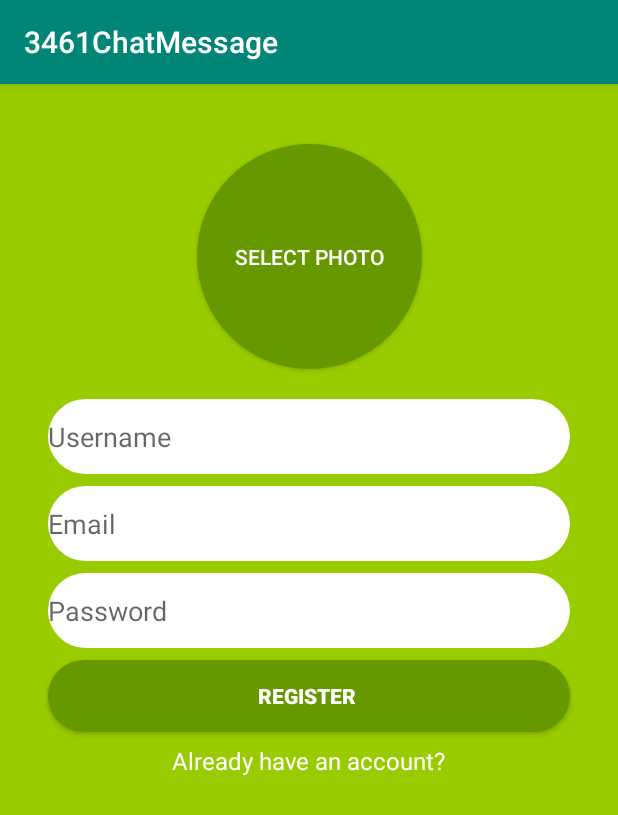
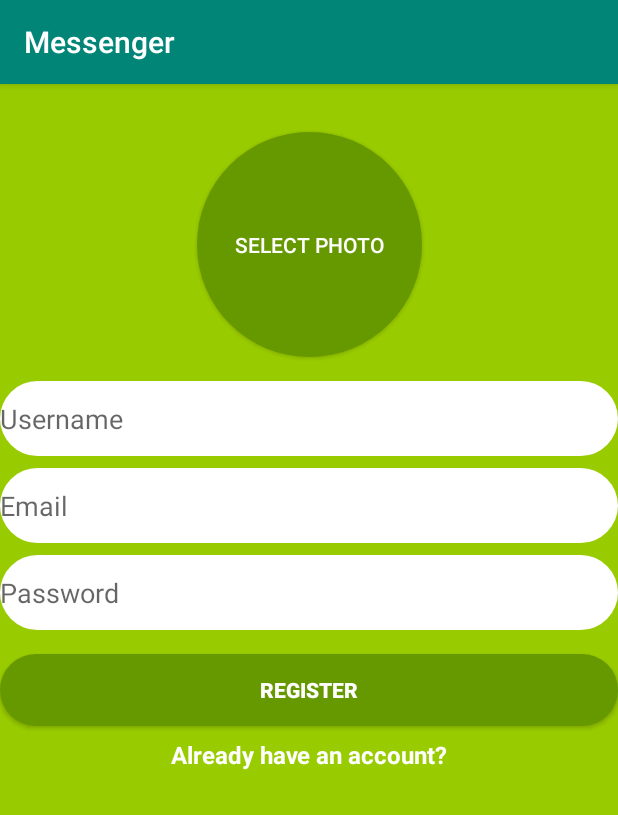
Before and after one commit to erinabila/ChitchatApp, an Android app: the screen it shows after launch (RegisterActivity), on a phone screen of 412 x 824 dp. Shown: the top 815 px of the screen. Run offline under Robolectric (Android 15) with nearby library versions, the phone set to English and light mode, and no system bars; our stand-ins replace CircleImageView, Firebase (no records; nobody signed in at launch, a user with empty details on screens opened directly); libraries missing offline, so code that uses them is left out: com.xwray.groupie; 2 statements that could not run were skipped.

Commit message:
update gradle

```diff
--- a/app/src/main/AndroidManifest.xml
+++ b/app/src/main/AndroidManifest.xml
@@ -5,7 +5,7 @@
     <application
         android:allowBackup="true"
         android:icon="@mipmap/ic_launcher"
-        android:label="@string/app_name"
+        android:label="Messenger"
         android:roundIcon="@mipmap/ic_launcher_round"
         android:supportsRtl="true"
         android:theme="@style/AppTheme">
@@ -15,7 +15,7 @@
                 <category android:name="android.intent.category.LAUNCHER" />
             </intent-filter>
         </activity>
-        <activity android:name=".RegisterActivity"/>
+        <activity android:name=".registerlogin.RegisterActivity"/>
         <activity android:name=".LoginActivity"/>
         <activity android:name=".ProfileActivity"/>
         <activity android:name=".registerlogin.MyProfileActivity"/>
--- a/app/src/main/java/com/example/a3461chatmessage/messages/ChatLogActivity.kt
+++ b/app/src/main/java/com/example/a3461chatmessage/messages/ChatLogActivity.kt
@@ -6,20 +6,16 @@ import android.os.Bundle
 import android.util.Log
 import android.view.Menu
 import android.view.MenuItem
+import com.example.a3461chatmessage.registerlogin.RegisterActivity
 import com.google.firebase.auth.FirebaseAuth
 import com.google.firebase.database.ChildEventListener
 import com.google.firebase.database.DataSnapshot
 import com.google.firebase.database.DatabaseError
 import com.google.firebase.database.FirebaseDatabase
 import com.letsbuildthatapp.kotlinmessenger.models.ChatMessage
-import com.squareup.picasso.Picasso
 import com.xwray.groupie.GroupAdapter
-import com.xwray.groupie.Item
 import com.xwray.groupie.ViewHolder
 import kotlinx.android.synthetic.main.activity_chat_log_activitiy.*
-import kotlinx.android.synthetic.main.activity_new_message.*
-import kotlinx.android.synthetic.main.chat_from_row.view.*
-import kotlinx.android.synthetic.main.chat_to_row.view.*
 
 class ChatLogActivity : AppCompatActivity() {
 
--- a/app/src/main/java/com/example/a3461chatmessage/registerlogin/RegisterActivity.kt
+++ b/app/src/main/java/com/example/a3461chatmessage/registerlogin/RegisterActivity.kt
@@ -1,4 +1,4 @@
-package com.example.a3461chatmessage
+package com.example.a3461chatmessage.registerlogin
 
 import android.app.Activity
 import android.content.Intent
@@ -12,15 +12,15 @@ import com.google.firebase.auth.FirebaseAuth
 import com.google.firebase.database.FirebaseDatabase
 import com.google.firebase.storage.FirebaseStorage
 import com.example.a3461chatmessage.LatestMessagesActivity
+import com.example.a3461chatmessage.LoginActivity
 import com.example.a3461chatmessage.R
-import com.example.a3461chatmessage.User
 import kotlinx.android.synthetic.main.activity_main.*
 import java.util.*
 
 class RegisterActivity : AppCompatActivity() {
 
   companion object {
-    val TAG = "RegisterActivity"
+    const val TAG = "RegisterActivity"
   }
 
   override fun onCreate(savedInstanceState: Bundle?) {
@@ -43,18 +43,23 @@ class RegisterActivity : AppCompatActivity() {
       Log.d(TAG, "Try to show photo selector")
 
       val intent = Intent(Intent.ACTION_PICK)
+
+      //set intent to knows to select any image type
       intent.type = "image/*"
+
+      // pass intent to show up as a photo selector in the phone
       startActivityForResult(intent, 0)
     }
   }
 
+  // initialize Global variable
   var selectedPhotoUri: Uri? = null
 
   override fun onActivityResult(requestCode: Int, resultCode: Int, data: Intent?) {
     super.onActivityResult(requestCode, resultCode, data)
 
     if (requestCode == 0 && resultCode == Activity.RESULT_OK && data != null) {
-      // proceed and check what the selected image was....
+      // proceed and check what the selected image was
       Log.d(TAG, "Photo was selected")
 
       selectedPhotoUri = data.data
@@ -71,45 +76,60 @@ class RegisterActivity : AppCompatActivity() {
   }
 
   private fun performRegister() {
+    //takes id email_register" text and converts to a String and sets to value email
     val email = email_register.text.toString()
+    //takes id password_register" text and converts to a String and sets to value password
     val password = password_register.text.toString()
 
+    //error check if any text field are empty
     if (email.isEmpty() || password.isEmpty()) {
       Toast.makeText(this, "Please enter text in email/pw", Toast.LENGTH_SHORT).show()
-      return
+      return //no need to return
     }
 
     Log.d(TAG, "Attempting to create user with email: $email")
 
-    // Firebase Authentication to create a user with email and password
+    // Firebase Authentication to create a user with string email and string password
     FirebaseAuth.getInstance().createUserWithEmailAndPassword(email, password)
         .addOnCompleteListener {
+          //the "it" is the Task<authResult> and it gives you the result
           if (!it.isSuccessful) return@addOnCompleteListener
 
           // else if successful
-          //Log.d(TAG, "Successfully created user with uid: ${it.result.user.uid}")
+          Log.d(TAG, "Successfully created user with uid: ${it.result?.user?.uid}")
 
+          //call function
           uploadImageToFirebaseStorage()
         }
+
+      //error checking to ensure email is in proper format
         .addOnFailureListener{
           Log.d(TAG, "Failed to create user: ${it.message}")
           Toast.makeText(this, "Failed to create user: ${it.message}", Toast.LENGTH_SHORT).show()
         }
   }
 
+
   private fun uploadImageToFirebaseStorage() {
+    // error check
     if (selectedPhotoUri == null) return
 
+    // generates a random string
     val filename = UUID.randomUUID().toString()
+
+    // images in phone to Firebase Storage images directory saved as filename (random string)
     val ref = FirebaseStorage.getInstance().getReference("/images/$filename")
 
+    // putFile takes in a Uri. "!!" is needed to convert from Uri? to Uri
     ref.putFile(selectedPhotoUri!!)
         .addOnSuccessListener {
           Log.d(TAG, "Successfully uploaded image: ${it.metadata?.path}")
 
           ref.downloadUrl.addOnSuccessListener {
+            //access to the file location
             Log.d(TAG, "File Location: $it")
 
+            // call function
             saveUserToFirebaseDatabase(it.toString())
           }
         }
@@ -119,7 +139,10 @@ class RegisterActivity : AppCompatActivity() {
   }
 
   private fun saveUserToFirebaseDatabase(profileImageUrl: String) {
+    // get the string uid
     val uid = FirebaseAuth.getInstance().uid ?: ""
+
+    // In Firebase Database under users node, get the uid
     val ref = FirebaseDatabase.getInstance().getReference("/users/$uid")
 
     val user = User(uid, username_register.text.toString(), profileImageUrl)
@@ -128,7 +151,10 @@ class RegisterActivity : AppCompatActivity() {
         .addOnSuccessListener {
           Log.d(TAG, "Finally we saved the user to Firebase Database")
 
+          // Launch into after login to see all the latest messages page
           val intent = Intent(this, LatestMessagesActivity::class.java)
+          // so in latest msg page, when click back in phone then it would go to
+          // phone home screen (outside of app). w/o the line below back in phone is register page
           intent.flags = Intent.FLAG_ACTIVITY_CLEAR_TASK.or(Intent.FLAG_ACTIVITY_NEW_TASK)
           startActivity(intent)
 
@@ -138,4 +164,7 @@ class RegisterActivity : AppCompatActivity() {
         }
   }
 
+  // User object
+  class User(val uid: String, val username: String, val profileImageUrl: String)
+
 }
--- a/app/src/main/java/com/example/a3461chatmessage/views/ChatItems.kt
+++ b/app/src/main/java/com/example/a3461chatmessage/views/ChatItems.kt
@@ -1,7 +1,5 @@
 package com.example.a3461chatmessage
 
-import com.example.a3461chatmessage.R
-import com.example.a3461chatmessage.RegisterActivity
 import com.squareup.picasso.Picasso
 import com.xwray.groupie.Item
 import com.xwray.groupie.ViewHolder
--- a/app/src/main/res/layout/activity_login.xml
+++ b/app/src/main/res/layout/activity_login.xml
@@ -14,7 +14,7 @@
         android:layout_height="50dp"
         android:layout_marginStart="32dp"
         android:layout_marginLeft="32dp"
-        android:layout_marginTop="16dp"
+        android:layout_marginTop="200dp"
         android:layout_marginEnd="32dp"
         android:layout_marginRight="32dp"
         android:background="@android:color/background_light"
@@ -22,6 +22,7 @@
         android:hint="Email "
         android:inputType="textEmailAddress"
         app:layout_constraintEnd_toEndOf="parent"
+        app:layout_constraintHorizontal_bias="1.0"
         app:layout_constraintStart_toStartOf="parent"
         app:layout_constraintTop_toTopOf="parent" />
 
--- a/app/src/main/res/layout/activity_main.xml
+++ b/app/src/main/res/layout/activity_main.xml
@@ -1,8 +1,10 @@
 <?xml version="1.0" encoding="utf-8"?>
-<androidx.constraintlayout.widget.ConstraintLayout xmlns:android="http://schemas.android.com/apk/res/android"
-    xmlns:app="http://schemas.android.com/apk/res-auto"
+<androidx.constraintlayout.widget.ConstraintLayout
+    xmlns:android="http://schemas.android.com/apk/res/android"
+    xmlns:tools="http://schemas.android.com/tools"
     android:layout_width="match_parent"
     android:layout_height="match_parent"
+    xmlns:app="http://schemas.android.com/apk/res-auto"
     android:background="@android:color/holo_green_light">
 
 
@@ -13,11 +15,12 @@
         android:layout_marginTop="8dp"
         android:background="@drawable/rounded_edittext_register_login"
         android:ems="10"
-        android:hint="Email "
+        android:hint="@string/email"
         android:inputType="textEmailAddress"
         app:layout_constraintEnd_toEndOf="@+id/username_register"
         app:layout_constraintStart_toStartOf="@+id/username_register"
-        app:layout_constraintTop_toBottomOf="@+id/username_register" />
+        app:layout_constraintTop_toBottomOf="@+id/username_register"
+        android:autofillHints="" />
 
 
     <EditText
@@ -27,20 +30,21 @@
         android:layout_marginTop="8dp"
         android:background="@drawable/rounded_edittext_register_login"
         android:ems="10"
-        android:hint="Password"
+        android:hint="@string/password"
         android:inputType="textPassword"
         app:layout_constraintEnd_toEndOf="@+id/email_register"
         app:layout_constraintStart_toStartOf="@+id/email_register"
-        app:layout_constraintTop_toBottomOf="@+id/email_register" />
+        app:layout_constraintTop_toBottomOf="@+id/email_register"
+        android:autofillHints="" />
 
 
     <Button
         android:id="@+id/button_register"
         android:layout_width="0dp"
         android:layout_height="wrap_content"
-        android:layout_marginTop="8dp"
+        android:layout_marginTop="16dp"
         android:background="@drawable/rounded_button"
-        android:text="Register "
+        android:text="@string/register"
         android:textColor="@android:color/white"
         android:textStyle="bold"
         app:layout_constraintEnd_toEndOf="@+id/password_register"
@@ -53,9 +57,10 @@
         android:layout_width="wrap_content"
         android:layout_height="wrap_content"
         android:layout_marginTop="8dp"
-        android:text="Already have an account?"
+        android:text="@string/already_have_an_account"
         android:textColor="@android:color/background_light"
         android:textSize="16sp"
+        android:textStyle="bold"
         app:layout_constraintEnd_toEndOf="@+id/button_register"
         app:layout_constraintStart_toStartOf="@+id/button_register"
         app:layout_constraintTop_toBottomOf="@+id/button_register" />
@@ -64,14 +69,11 @@
         android:id="@+id/username_register"
         android:layout_width="0dp"
         android:layout_height="50dp"
-        android:layout_marginStart="32dp"
-        android:layout_marginLeft="32dp"
-        android:layout_marginTop="20dp"
-        android:layout_marginEnd="32dp"
-        android:layout_marginRight="32dp"
+        android:layout_marginTop="16dp"
+        android:autofillHints=""
         android:background="@drawable/rounded_edittext_register_login"
         android:ems="10"
-        android:hint="Username"
+        android:hint="@string/username"
         android:inputType="textPersonName"
         app:layout_constraintEnd_toEndOf="parent"
         app:layout_constraintHorizontal_bias="0.0"
@@ -83,9 +85,9 @@
         style="buttonStyle"
         android:layout_width="150dp"
         android:layout_height="150dp"
-        android:layout_marginTop="40dp"
+        android:layout_marginTop="32dp"
         android:background="@drawable/rounded_selected_photo"
-        android:text="Select Photo"
+        android:text="@string/select_photo"
         android:textColor="@android:color/background_light"
         app:layout_constraintEnd_toEndOf="parent"
         app:layout_constraintStart_toStartOf="parent"
@@ -95,11 +97,13 @@
         android:id="@+id/round_photo"
         android:layout_width="150dp"
         android:layout_height="150dp"
+        android:layout_marginBottom="8dp"
         app:layout_constraintBottom_toBottomOf="@+id/selectphoto"
         app:layout_constraintEnd_toEndOf="@+id/selectphoto"
-        app:layout_constraintHorizontal_bias="0.389"
+        app:layout_constraintHorizontal_bias="0.0"
         app:layout_constraintStart_toStartOf="@+id/selectphoto"
-        app:layout_constraintTop_toTopOf="@+id/selectphoto" />
+        app:layout_constraintTop_toTopOf="parent"
+        app:layout_constraintVertical_bias="1.0" />
     <!--&lt;!&ndash;    app:civ_border_width="4dp"&ndash;&gt; adds the border around the picture-->
 
 </androidx.constraintlayout.widget.ConstraintLayout>
--- /dev/null
+++ b/app/src/main/res/values/ids.xml
@@ -0,0 +1,4 @@
+<?xml version="1.0" encoding="utf-8"?>
+<resources>
+    <item name="username_register" type="id" />
+</resources>
--- a/app/src/main/res/values/strings.xml
+++ b/app/src/main/res/values/strings.xml
@@ -1,3 +1,9 @@
 <resources>
     <string name="app_name">3461ChatMessage</string>
+    <string name="email">Email</string>
+    <string name="register">Register</string>
+    <string name="already_have_an_account">Already have an account?</string>
+    <string name="select_photo">Select Photo</string>
+    <string name="username">Username</string>
+    <string name="password">Password</string>
 </resources>
```
Also changed, not shown: app/src/main/java/com/example/a3461chatmessage/messages/LatestMessagesActivity.kt (+8 -5 lines), app/src/main/res/drawable/cat.jpg (added).
